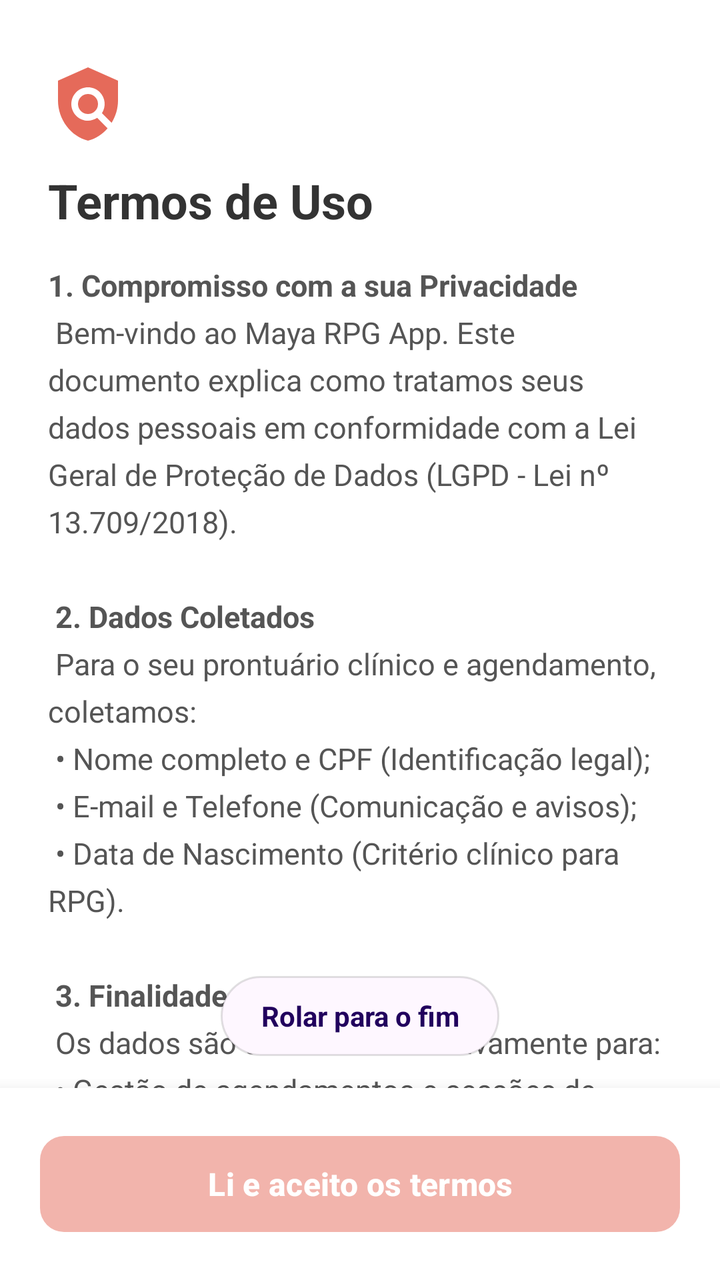
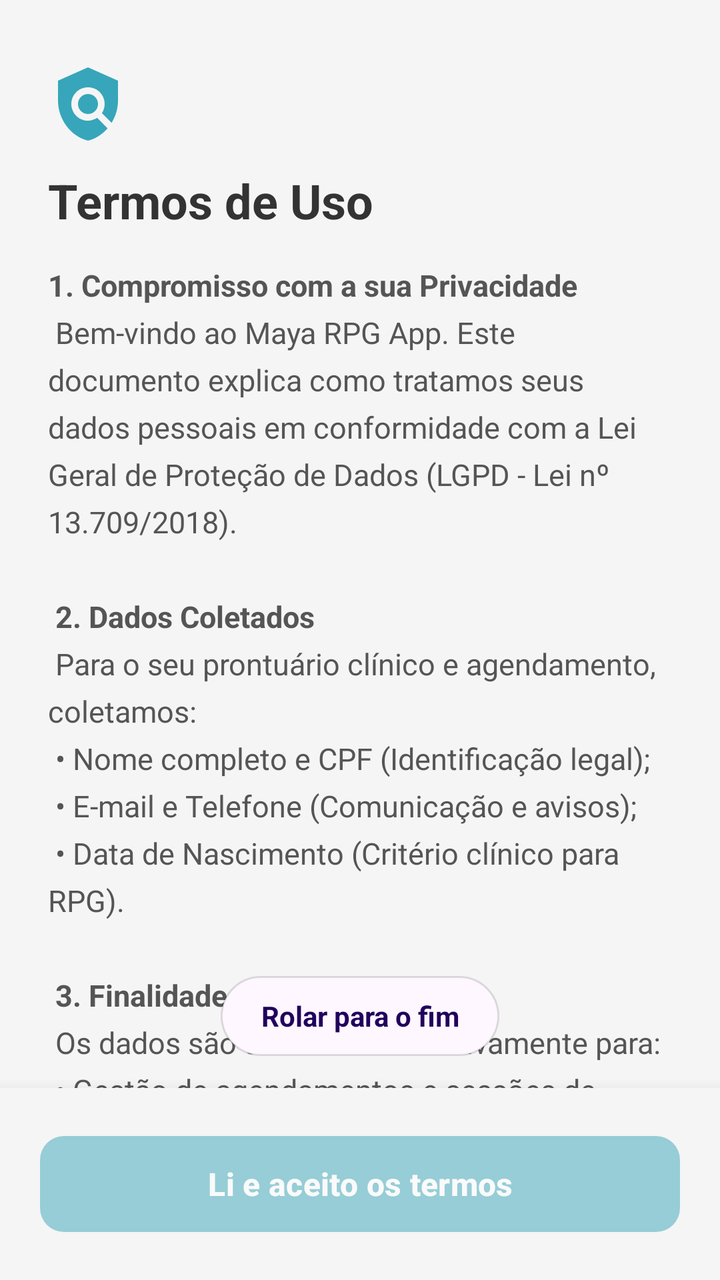

Before-and-after screenshots of an Android layout around one commit, followed by the original layout XML and the change that was made.
<!-- AndroidManifest.xml: application theme Theme.MayaRPGApp -->
<!-- res/layout/activity_terms.xml -->
<?xml version="1.0" encoding="utf-8"?>
<androidx.coordinatorlayout.widget.CoordinatorLayout
    xmlns:android="http://schemas.android.com/apk/res/android"
    xmlns:app="http://schemas.android.com/apk/res-auto"
    xmlns:tools="http://schemas.android.com/tools"
    android:layout_width="match_parent"
    android:layout_height="match_parent"
    android:fitsSystemWindows="true">

    <androidx.constraintlayout.widget.ConstraintLayout
        android:layout_width="match_parent"
        android:layout_height="match_parent"
        android:background="@color/white">

        <ImageView
            android:id="@+id/ivIcon"
            android:layout_width="40dp"
            android:layout_height="40dp"
            android:layout_marginStart="24dp"
            android:layout_marginTop="32dp"
            android:src="@drawable/baseline_policy_24"
            app:layout_constraintStart_toStartOf="parent"
            app:layout_constraintTop_toTopOf="parent"
            app:tint="@color/salmon" />

        <TextView
            android:id="@+id/tvHeaderTitle"
            android:layout_width="wrap_content"
            android:layout_height="wrap_content"
            android:layout_marginTop="12dp"
            android:text="Termos de Uso"
            android:textColor="#333333"
            android:textSize="24sp"
            android:textStyle="bold"
            app:layout_constraintStart_toStartOf="@id/ivIcon"
            app:layout_constraintTop_toBottomOf="@id/ivIcon" />

        <androidx.core.widget.NestedScrollView
            android:id="@+id/nsvTermos"
            android:layout_width="0dp"
            android:layout_height="0dp"
            android:layout_marginTop="16dp"
            android:clipToPadding="false"
            android:paddingBottom="100dp"
            app:layout_constraintBottom_toBottomOf="parent"
            app:layout_constraintEnd_toEndOf="parent"
            app:layout_constraintStart_toStartOf="parent"
            app:layout_constraintTop_toBottomOf="@id/tvHeaderTitle">

            <LinearLayout
                android:layout_width="match_parent"
                android:layout_height="wrap_content"
                android:orientation="vertical"
                android:paddingHorizontal="24dp">

                <TextView
                    android:layout_width="match_parent"
                    android:layout_height="wrap_content"
                    android:lineSpacingExtra="6dp"
                    android:text="@string/texto_completo_termos_lgpd"
                    android:textColor="#555555"
                    android:textSize="15sp" />
            </LinearLayout>
        </androidx.core.widget.NestedScrollView>

        <TextView
            android:id="@+id/btnScrollToggle"
            android:layout_width="wrap_content"
            android:layout_height="40dp"
            android:layout_marginBottom="112dp"
            android:background="@drawable/bg_pill"
            android:elevation="8dp"
            android:gravity="center"
            android:paddingStart="20dp"
            android:paddingEnd="20dp"
            android:text="Rolar para o fim"
            android:textColor="?attr/colorOnPrimaryContainer"
            android:textStyle="bold"
            app:layout_constraintBottom_toBottomOf="parent"
            app:layout_constraintEnd_toEndOf="parent"
            app:layout_constraintStart_toStartOf="parent" />

        <LinearLayout
            android:id="@+id/llBottomAction"
            android:layout_width="match_parent"
            android:layout_height="wrap_content"
            android:background="@color/white"
            android:elevation="12dp"
            android:orientation="vertical"
            android:padding="20dp"
            app:layout_constraintBottom_toBottomOf="parent">

            <com.google.android.material.button.MaterialButton
                android:id="@+id/btnAccept"
                android:layout_width="match_parent"
                android:layout_height="56dp"
                android:text="Li e aceito os termos"
                android:textAllCaps="false"
                android:textSize="16sp"
                android:textStyle="bold"
                android:textColor="@color/white"
                app:backgroundTint="@color/salmon"
                app:cornerRadius="12dp"
                android:enabled="false"
                android:alpha="0.5" />
        </LinearLayout>

    </androidx.constraintlayout.widget.ConstraintLayout>
</androidx.coordinatorlayout.widget.CoordinatorLayout>
<!-- resources referenced by this layout -->
<resources>
  <color name="salmon">#E56A5A</color>
  <color name="white">#FFFFFFFF</color>
  <!-- drawable baseline_policy_24 (drawable) -->
  <vector xmlns:android="http://schemas.android.com/apk/res/android" android:height="24dp" android:tint="#000000" android:viewportHeight="24" android:viewportWidth="24" android:width="24dp">
        
      <path android:fillColor="@android:color/white" android:pathData="M21,5l-9,-4L3,5v6c0,5.55 3.84,10.74 9,12c2.3,-0.56 4.33,-1.9 5.88,-3.71l-3.12,-3.12c-1.94,1.29 -4.58,1.07 -6.29,-0.64c-1.95,-1.95 -1.95,-5.12 0,-7.07c1.95,-1.95 5.12,-1.95 7.07,0c1.71,1.71 1.92,4.35 0.64,6.29l2.9,2.9C20.29,15.69 21,13.38 21,11V5z"/>
        
      <path android:fillColor="@android:color/white" android:pathData="M12,12m-3,0a3,3 0,1 1,6 0a3,3 0,1 1,-6 0"/>
      
  </vector>
  <!-- drawable bg_pill (drawable) -->
  <?xml version="1.0" encoding="utf-8"?>
  <shape xmlns:android="http://schemas.android.com/apk/res/android"
      android:shape="rectangle">
  
      <corners android:radius="100dp"/>
  
      <solid android:color="?attr/colorSurface"/>
  
      <stroke
          android:width="1dp"
          android:color="#1F000000"/>
  
      <padding
          android:left="12dp"
          android:top="8dp"
          android:right="12dp"
          android:bottom="8dp"/>
  </shape>
  <string name="texto_completo_termos_lgpd">
          <b>1. Compromisso com a sua Privacidade</b>\n
          Bem-vindo ao Maya RPG App. Este documento explica como tratamos seus dados pessoais em conformidade com a Lei Geral de Proteção de Dados (LGPD - Lei nº 13.709/2018).\n\n
  
          <b>2. Dados Coletados</b>\n
          Para o seu prontuário clínico e agendamento, coletamos:\n
          • Nome completo e CPF (Identificação legal);\n
          • E-mail e Telefone (Comunicação e avisos);\n
          • Data de Nascimento (Critério clínico para RPG).\n\n
  
          <b>3. Finalidade do Tratamento</b>\n
          Os dados são utilizados exclusivamente para:\n
          • Gestão de agendamentos e sessões de fisioterapia/RPG;\n
          • Histórico de evolução do tratamento postural;\n
          • Emissão de recibos e comunicações diretas da profissional Maya Yoshiko Yamamoto.\n\n
  
          <b>4. Segurança e Retenção</b>\n
          Seus dados são armazenados em ambiente seguro e criptografado. Manteremos suas informações apenas pelo período necessário para o cumprimento do tratamento e obrigações legais de registros de saúde.\n\n
  
          <b>5. Seus Direitos</b>\n
          Como titular dos dados, você pode, a qualquer momento, solicitar o acesso, a correção ou a exclusão de seus dados pessoais, salvo os registros que somos legalmente obrigados a manter.\n\n
  
          <b>6. Consentimento</b>\n
          Ao clicar em "Li e aceito os termos", você declara estar ciente e de acordo com a coleta e processamento dos dados acima descritos para as finalidades do tratamento de RPG.
      </string>
  <style name="Theme.MayaRPGApp" parent="Base.Theme.MayaRPGApp" />
  <style name="Base.Theme.MayaRPGApp" parent="Theme.Material3.DayNight.NoActionBar">
          <item name="android:statusBarColor">@android:color/transparent</item>
      </style>
</resources>

<!-- the commit's change to res/layout/activity_terms.xml (unified diff, before → after) -->
@@ -10,7 +10,7 @@
     <androidx.constraintlayout.widget.ConstraintLayout
         android:layout_width="match_parent"
         android:layout_height="match_parent"
-        android:background="@color/white">
+        android:background="@color/light_surface">
 
         <ImageView
             android:id="@+id/ivIcon"
@@ -21,7 +21,7 @@
             android:src="@drawable/baseline_policy_24"
             app:layout_constraintStart_toStartOf="parent"
             app:layout_constraintTop_toTopOf="parent"
-            app:tint="@color/salmon" />
+            app:tint="@color/teal" />
 
         <TextView
             android:id="@+id/tvHeaderTitle"
@@ -84,7 +84,7 @@
             android:id="@+id/llBottomAction"
             android:layout_width="match_parent"
             android:layout_height="wrap_content"
-            android:background="@color/white"
+            android:background="@color/light_surface"
             android:elevation="12dp"
             android:orientation="vertical"
             android:padding="20dp"
@@ -99,7 +99,7 @@
                 android:textSize="16sp"
                 android:textStyle="bold"
                 android:textColor="@color/white"
-                app:backgroundTint="@color/salmon"
+                app:backgroundTint="@color/teal"
                 app:cornerRadius="12dp"
                 android:enabled="false"
                 android:alpha="0.5" />
<!-- resource entries referenced after the edit -->
@@ -1,6 +1,7 @@
 <!-- resources referenced by this layout -->
 <resources>
-  <color name="salmon">#E56A5A</color>
+  <color name="light_surface">#F5F5F5</color>
+  <color name="teal">#37A6BA</color>
   <color name="white">#FFFFFFFF</color>
   <!-- drawable baseline_policy_24 (drawable) -->
   <vector xmlns:android="http://schemas.android.com/apk/res/android" android:height="24dp" android:tint="#000000" android:viewportHeight="24" android:viewportWidth="24" android:width="24dp">
